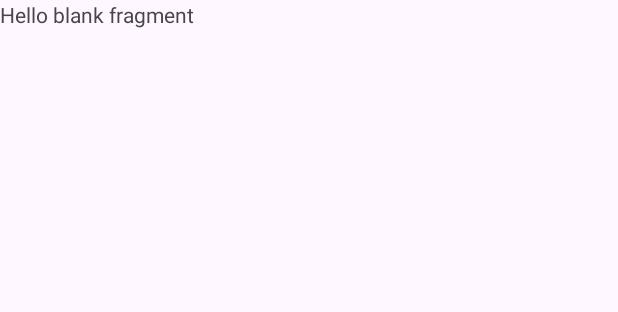
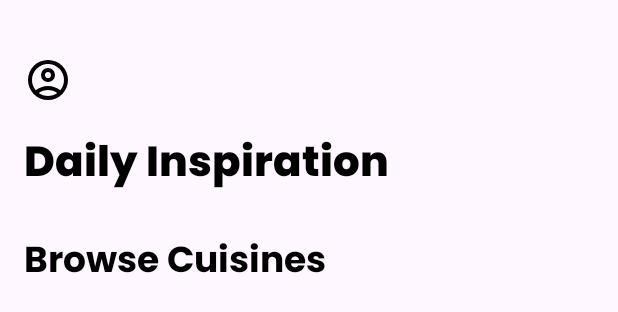
Before and after one commit to AmiraMohamed745/Plateful, an Android app: the layout fragment_home_screen.xml on its own in the app's theme, with its tools: preview values and no code run, on a phone screen of 412 x 824 dp. Shown: the top 312 px of the screen. Run offline under Robolectric (Android 15) with nearby library versions, the phone set to English and light mode, and no system bars.

Commit message:
Added initial UI for home screen.

```diff
--- a/app/src/main/res/layout/fragment_home_screen.xml
+++ b/app/src/main/res/layout/fragment_home_screen.xml
@@ -1,14 +1,94 @@
 <?xml version="1.0" encoding="utf-8"?>
-<FrameLayout xmlns:android="http://schemas.android.com/apk/res/android"
+<androidx.constraintlayout.widget.ConstraintLayout xmlns:android="http://schemas.android.com/apk/res/android"
     xmlns:tools="http://schemas.android.com/tools"
     android:layout_width="match_parent"
     android:layout_height="match_parent"
+    xmlns:app="http://schemas.android.com/apk/res-auto"
     tools:context=".home.view.HomeScreen">
+
+    <androidx.constraintlayout.widget.Guideline
+        android:id="@+id/top_horizontal_guideline"
+        android:layout_width="wrap_content"
+        android:layout_height="wrap_content"
+        android:orientation="horizontal"
+        app:layout_constraintGuide_begin="32dp" />
+
+    <androidx.constraintlayout.widget.Guideline
+        android:id="@+id/bottom_horizontal_guideline"
+        android:layout_width="wrap_content"
+        android:layout_height="wrap_content"
+        android:orientation="horizontal"
+        app:layout_constraintGuide_end="32dp" />
+
+    <androidx.constraintlayout.widget.Guideline
+        android:id="@+id/left_vertical_guideline"
+        android:layout_width="wrap_content"
+        android:layout_height="wrap_content"
+        android:orientation="vertical"
+        app:layout_constraintGuide_begin="16dp" />
+
+    <androidx.constraintlayout.widget.Guideline
+        android:id="@+id/right_vertical_guideline"
+        android:layout_width="wrap_content"
+        android:layout_height="wrap_content"
+        android:orientation="vertical"
+        app:layout_constraintGuide_end="16dp" />
+
+    <androidx.constraintlayout.widget.Guideline
+        android:id="@+id/top_horizontal_guideline_between_profile_photo_and_daily_inspiration_text"
+        android:layout_width="wrap_content"
+        android:layout_height="wrap_content"
+        android:orientation="horizontal"
+        app:layout_constraintGuide_begin="82dp" />
+
+    <ImageView
+        android:id="@+id/imageView_ic_profile_photo"
+        android:layout_width="32dp"
+        android:layout_height="32dp"
+        android:src="@drawable/ic_account"
+        tools:layout_editor_absoluteX="28dp"
+        tools:layout_editor_absoluteY="39dp"
+        app:layout_constraintTop_toBottomOf="@id/top_horizontal_guideline"
+        app:layout_constraintBottom_toTopOf="@id/top_horizontal_guideline_between_profile_photo_and_daily_inspiration_text"
+        app:layout_constraintStart_toStartOf="@id/left_vertical_guideline"
+        android:layout_marginBottom="8dp"/>
 
     <TextView
         android:id="@+id/textView_DailyInspiration"
-        android:layout_width="match_parent"
-        android:layout_height="match_parent"
-        android:text="@string/hello_blank_fragment" />
+        style="@style/HeadingText_1"
+        android:layout_marginTop="16dp"
+        android:text="@string/daily_inspiration"
+        app:layout_constraintStart_toStartOf="@id/left_vertical_guideline"
+        app:layout_constraintTop_toBottomOf="@id/imageView_ic_profile_photo" />
 
-</FrameLayout>
+    <androidx.recyclerview.widget.RecyclerView
+        android:id="@+id/recyclerView_Daily_Inspiration"
+        android:layout_width="0dp"
+        android:layout_height="wrap_content"
+        android:layout_marginTop="4dp"
+        tools:layout_editor_absoluteX="1dp"
+        tools:layout_editor_absoluteY="135dp"
+        app:layout_constraintStart_toStartOf="@id/left_vertical_guideline"
+        app:layout_constraintTop_toBottomOf="@id/textView_DailyInspiration"
+        app:layout_constraintEnd_toEndOf="@id/right_vertical_guideline"
+        />
+
+
+    <androidx.constraintlayout.widget.Barrier
+        android:id="@+id/barrier_between_card_and_text_beneath"
+        android:layout_width="wrap_content"
+        android:layout_height="wrap_content"
+        app:barrierDirection="bottom"
+        app:layout_constraintStart_toStartOf="@id/left_vertical_guideline"
+        app:layout_constraintEnd_toEndOf="@id/right_vertical_guideline"
+        app:constraint_referenced_ids="recyclerView_Daily_Inspiration"/>
+
+    <TextView
+        android:id="@+id/textView_Browse_Cuisines"
+        style="@style/HeadingText_3"
+        android:layout_marginTop="16dp"
+        android:text="@string/browse_cuisines"
+        app:layout_constraintStart_toStartOf="@id/left_vertical_guideline"
+        app:layout_constraintTop_toBottomOf="@id/barrier_between_card_and_text_beneath" />
+
+</androidx.constraintlayout.widget.ConstraintLayout>
```
